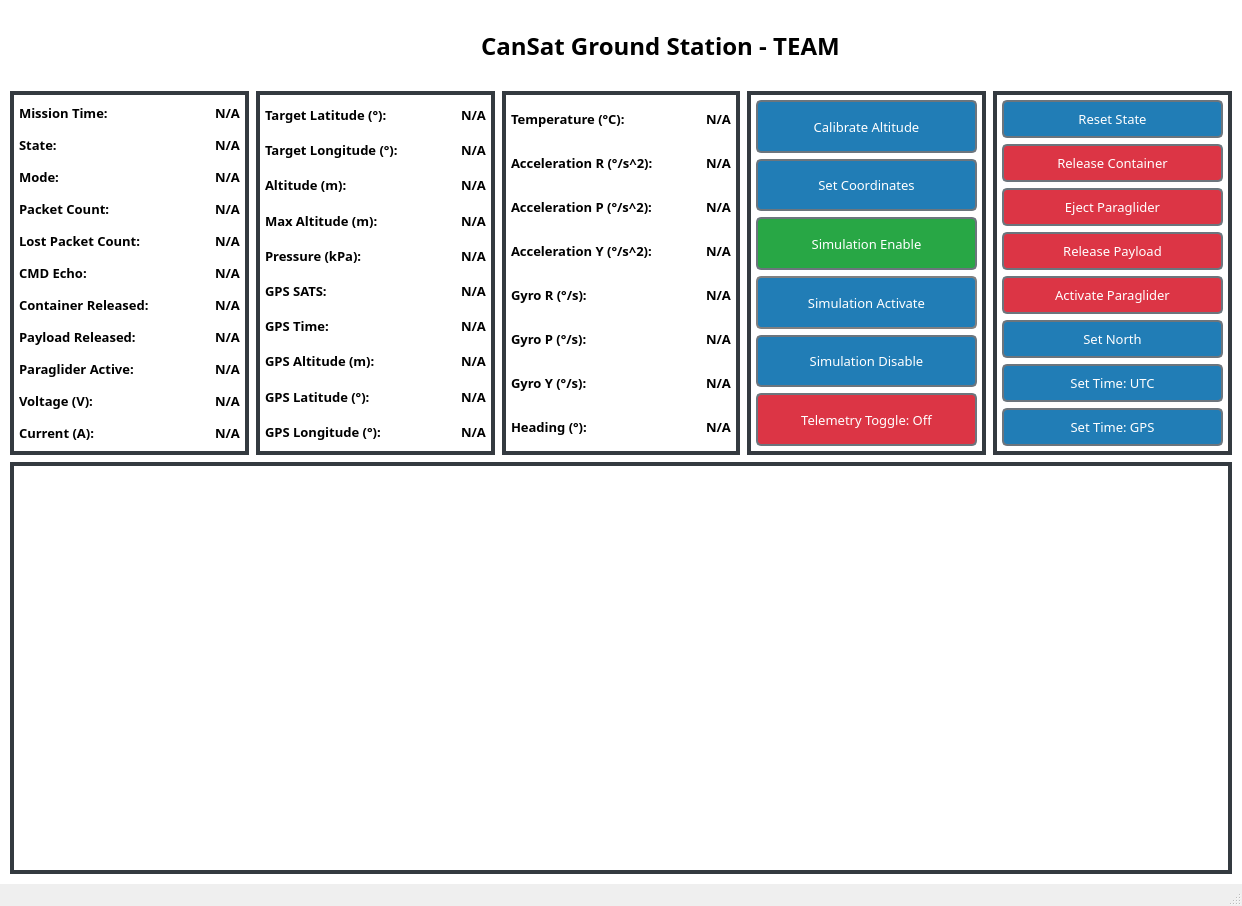
Old version of the form Ground-Station/gui/ground_station.ui in the repository BradyCason/UCI-CanSat-25-26.
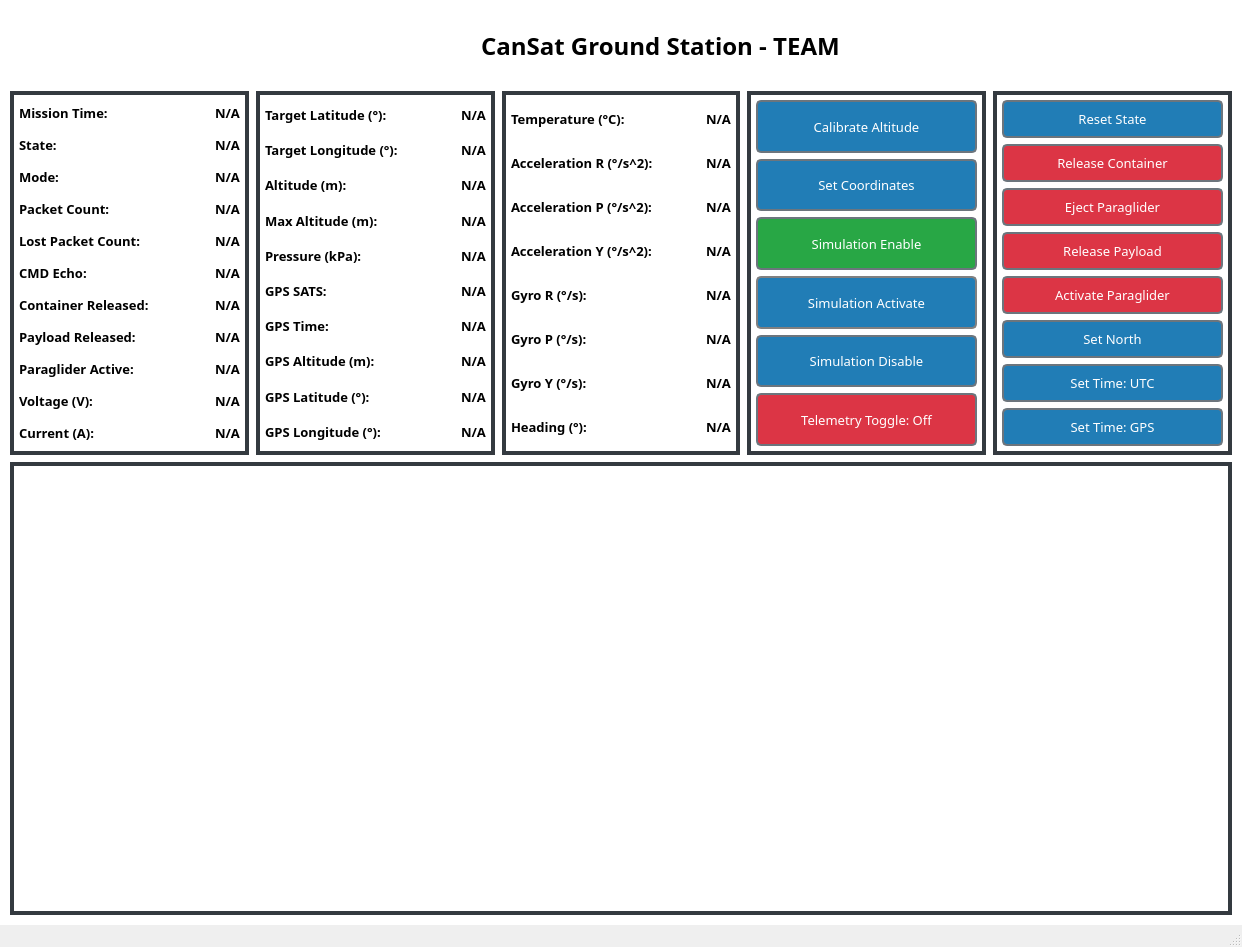
New version of the form.

```diff
--- a/Ground-Station/gui/ground_station.ui
+++ b/Ground-Station/gui/ground_station.ui
@@ -7,7 +7,7 @@
     <x>0</x>
     <y>0</y>
     <width>1242</width>
-    <height>906</height>
+    <height>947</height>
    </rect>
   </property>
   <property name="windowTitle">
@@ -539,21 +539,6 @@
                    </property>
                   </widget>
                  </item>
-                 <item>
-                  <widget class="QLabel" name="CURRENT">
-                   <property name="font">
-                    <font>
-                     <family>Sans Serif Collection</family>
-                     <pointsize>10</pointsize>
-                     <weight>75</weight>
-                     <bold>true</bold>
-                    </font>
-                   </property>
-                   <property name="text">
-                    <string>N/A</string>
-                   </property>
-                  </widget>
-                 </item>
                  <item>
                   <widget class="QLabel" name="VOLTAGE">
                    <property name="font">
@@ -569,6 +554,21 @@
                    </property>
                   </widget>
                  </item>
+                 <item>
+                  <widget class="QLabel" name="CURRENT">
+                   <property name="font">
+                    <font>
+                     <family>Sans Serif Collection</family>
+                     <pointsize>10</pointsize>
+                     <weight>75</weight>
+                     <bold>true</bold>
+                    </font>
+                   </property>
+                   <property name="text">
+                    <string>N/A</string>
+                   </property>
+                  </widget>
+                 </item>
                 </layout>
                </item>
               </layout>
```
